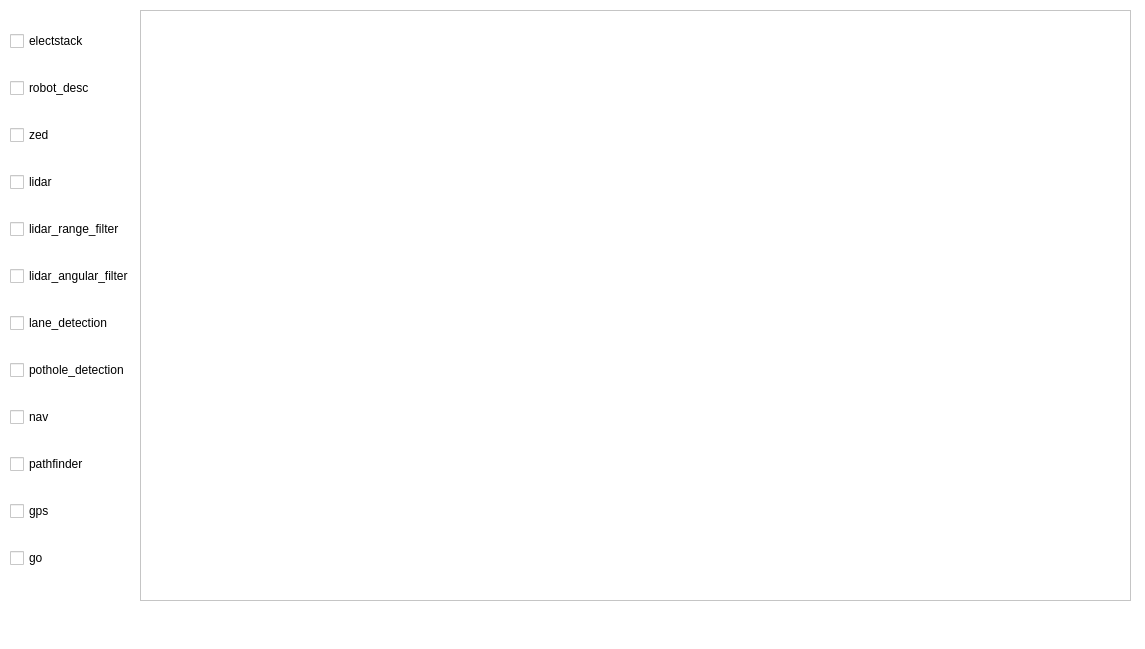
Before: the Qt Designer form IGVC_UI/mainwindow.ui in Team-Abhiyaan/IGVC_UI, drawn with Qt 5.
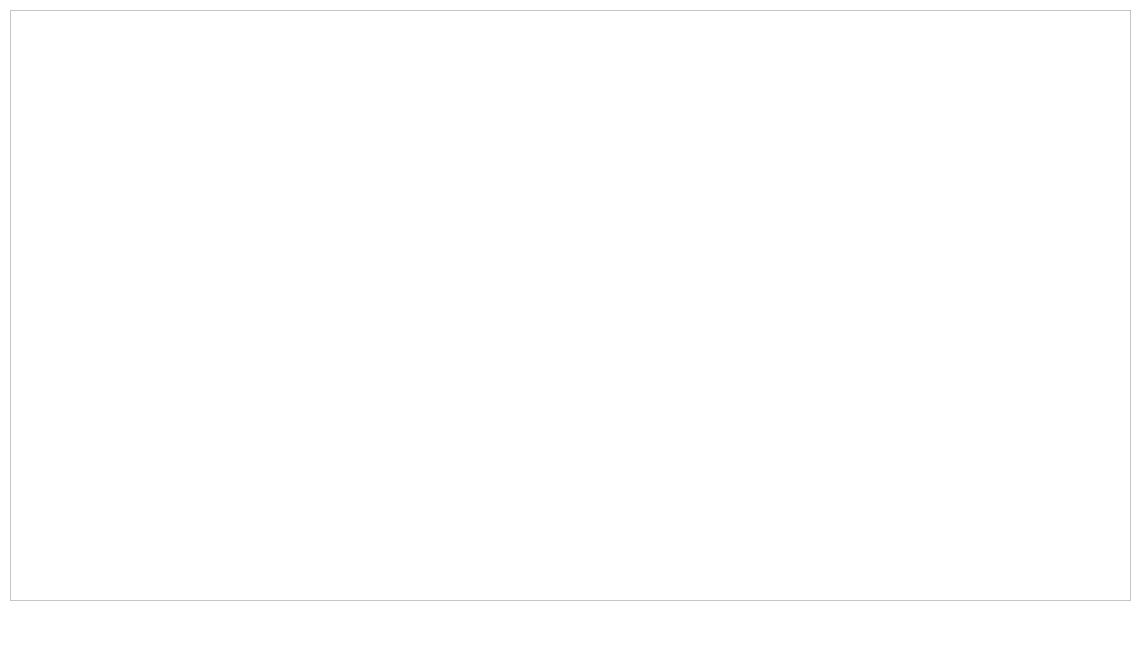
After: the same form once the commit is applied.

Commit message: Implemented JSON-based configuration loading and dynamic checkbox setup

Diff of the .ui file:
```diff
--- a/IGVC_UI/mainwindow.ui
+++ b/IGVC_UI/mainwindow.ui
@@ -28,128 +28,7 @@
     </property>
     <layout class="QHBoxLayout" name="columns">
      <item>
-      <layout class="QVBoxLayout" name="buttons">
-       <item>
-        <widget class="QCheckBox" name="elecstack">
-         <property name="styleSheet">
-          <string notr="true">color: #000000;</string>
-         </property>
-         <property name="text">
-          <string>electstack</string>
-         </property>
-        </widget>
-       </item>
-       <item>
-        <widget class="QCheckBox" name="robot_desc">
-         <property name="styleSheet">
-          <string notr="true">color: #000000;</string>
-         </property>
-         <property name="text">
-          <string>robot_desc</string>
-         </property>
-        </widget>
-       </item>
-       <item>
-        <widget class="QCheckBox" name="zed">
-         <property name="styleSheet">
-          <string notr="true">color: #000000;</string>
-         </property>
-         <property name="text">
-          <string>zed</string>
-         </property>
-        </widget>
-       </item>
-       <item>
-        <widget class="QCheckBox" name="lidar">
-         <property name="styleSheet">
-          <string notr="true">color: #000000;</string>
-         </property>
-         <property name="text">
-          <string>lidar</string>
-         </property>
-        </widget>
-       </item>
-       <item>
-        <widget class="QCheckBox" name="lidar_range_filter">
-         <property name="styleSheet">
-          <string notr="true">color: #000000;</string>
-         </property>
-         <property name="text">
-          <string>lidar_range_filter</string>
-         </property>
-        </widget>
-       </item>
-       <item>
-        <widget class="QCheckBox" name="lidar_angular_filter">
-         <property name="styleSheet">
-          <string notr="true">color: #000000;</string>
-         </property>
-         <property name="text">
-          <string>lidar_angular_filter</string>
-         </property>
-        </widget>
-       </item>
-       <item>
-        <widget class="QCheckBox" name="lane_detection">
-         <property name="styleSheet">
-          <string notr="true">color: #000000;</string>
-         </property>
-         <property name="text">
-          <string>lane_detection</string>
-         </property>
-        </widget>
-       </item>
-       <item>
-        <widget class="QCheckBox" name="pothole_detection">
-         <property name="styleSheet">
-          <string notr="true">color: #000000;</string>
-         </property>
-         <property name="text">
-          <string>pothole_detection</string>
-         </property>
-        </widget>
-       </item>
-       <item>
-        <widget class="QCheckBox" name="nav">
-         <property name="styleSheet">
-          <string notr="true">color: #000000;</string>
-         </property>
-         <property name="text">
-          <string>nav</string>
-         </property>
-        </widget>
-       </item>
-       <item>
-        <widget class="QCheckBox" name="pathfinder">
-         <property name="styleSheet">
-          <string notr="true">color: #000000;</string>
-         </property>
-         <property name="text">
-          <string>pathfinder</string>
-         </property>
-        </widget>
-       </item>
-       <item>
-        <widget class="QCheckBox" name="gps">
-         <property name="styleSheet">
-          <string notr="true">color: #000000;</string>
-         </property>
-         <property name="text">
-          <string>gps</string>
-         </property>
-        </widget>
-       </item>
-       <item>
-        <widget class="QCheckBox" name="go">
-         <property name="styleSheet">
-          <string notr="true">color: #000000;</string>
-         </property>
-         <property name="text">
-          <string>go</string>
-         </property>
-        </widget>
-       </item>
-      </layout>
+      <layout class="QVBoxLayout" name="buttons"/>
      </item>
      <item>
       <layout class="QVBoxLayout" name="commands">
```
The commit also changes 4 other files.
